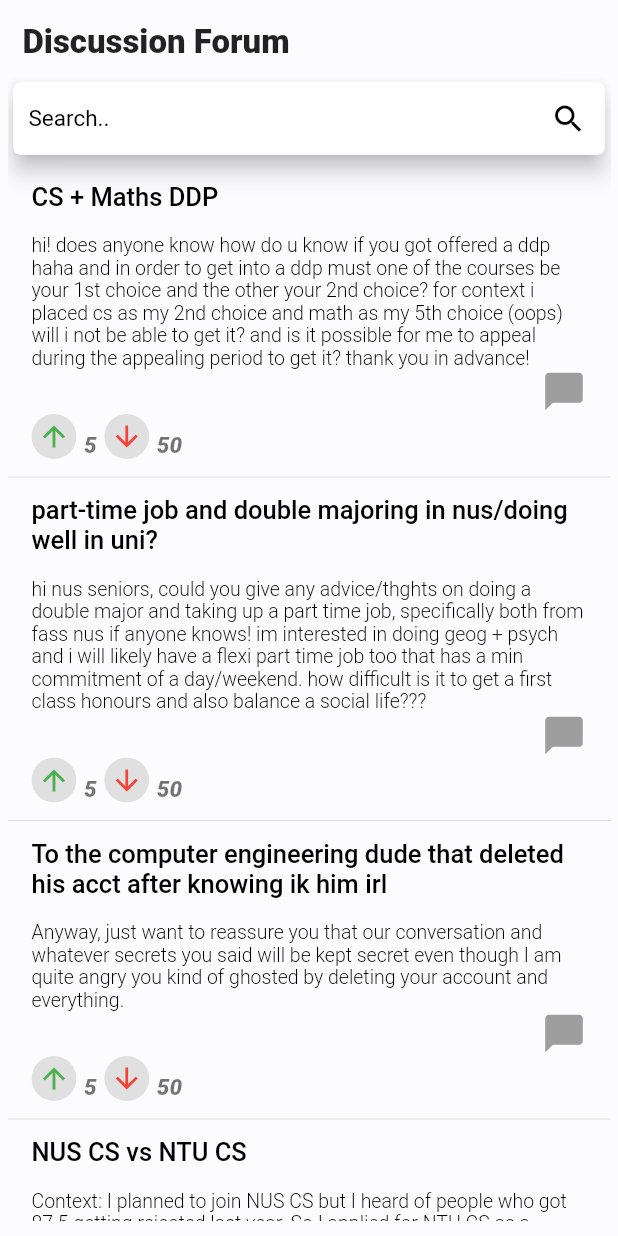
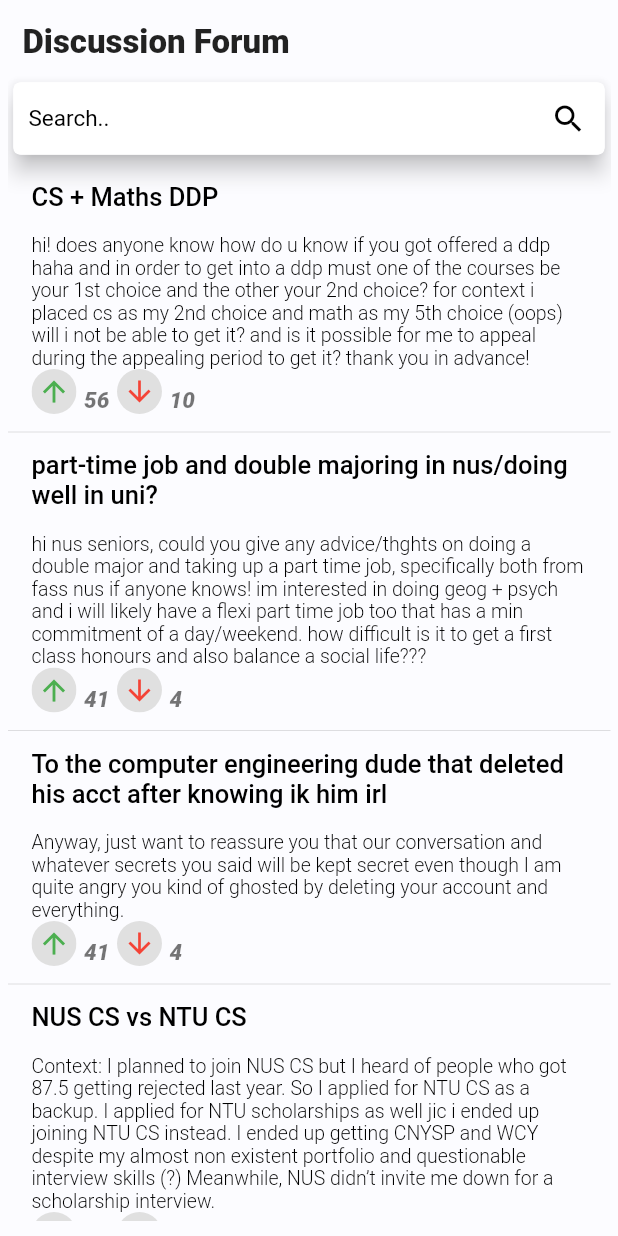
Before and after one commit to powzx/Community-At-NUS, a Flutter app: the SearchScreen widget shown alone on an empty page, opened directly, on a phone screen of 412 x 824 dp. Run offline on Flutter 3.47's test engine with Material 2 defaults, Android fonts, the phone set to English and light mode, and no system bars; our stand-ins replace cloud_firestore, firebase_auth, firebase_core, firebase_storage, font_awesome_flutter, image_picker and 2 more; accounts and stored records are empty.

Commit message:
not really any difference
ill continue tmr

```diff
--- a/community_nus_v1.0.0/lib/modulesSelectionPages/viewModules.dart
+++ b/community_nus_v1.0.0/lib/modulesSelectionPages/viewModules.dart
@@ -108,7 +108,7 @@ class _ViewModulesState extends State<ViewModules> {
                         ),
                         maxLines: 2,
                       ),
-                      SizedBox(width: 200.0,),
+                      SizedBox(width: 170.0,),
                       Text("(Click to add)",
                           style: TextStyle(
                             fontSize: 14,
--- a/community_nus_v1.0.0/lib/screens/discussionForum.dart
+++ b/community_nus_v1.0.0/lib/screens/discussionForum.dart
@@ -1,6 +1,7 @@
 import 'package:flutter/material.dart';
 import 'package:community_nus/settings/const.dart';
 import 'package:community_nus/settings/discussionForumItems.dart';
+import 'package:cloud_firestore/cloud_firestore.dart';
 
 class SearchScreen extends StatefulWidget {
   @override
@@ -107,21 +108,6 @@ class _SearchScreenState extends State<SearchScreen>
                         ),
                       ]),
                 ),
-
-                // subtitle: Row(
-                //   children: <Widget>[
-                //     Flexible(
-                //       child: Text(
-                //         "${thread['threads']}",
-                //         style: TextStyle(
-                //           fontSize: 13,
-                //           fontWeight: FontWeight.w300,
-                //         ),
-                //       ),
-                //     )
-                //   ],
-                // ),
-
                 subtitle: Row(
                   children: <Widget>[
                     Flexible(
@@ -149,7 +135,7 @@ class _SearchScreenState extends State<SearchScreen>
                               ),
                             ),
                             Text(
-                              "5",
+                              "${thread['upvote']}",
                               style: TextStyle(
                                 fontSize: 15,
                                 fontStyle: FontStyle.italic,
@@ -175,21 +161,13 @@ class _SearchScreenState extends State<SearchScreen>
                               ),
                             ),
                             Text(
-                              "50",
+                              "${thread['downvote']}",
                               style: TextStyle(
                                 fontSize: 15,
                                 fontStyle: FontStyle.italic,
                                 fontWeight: FontWeight.w800,
                               ),
                             ),
-                            Align(
-                              alignment: Alignment.bottomRight,
-                              child: Icon(
-                                Icons.chat_bubble,
-                                color: Colors.grey,
-                                size: 30.0,
-                              ),
-                            )
                           ]),
                     )
                   ],
--- a/community_nus_v1.0.0/lib/settings/discussionForumItems.dart
+++ b/community_nus_v1.0.0/lib/settings/discussionForumItems.dart
@@ -1,30 +1,48 @@
 import 'package:flutter/material.dart';
+import 'dart:io';
+import 'package:cloud_firestore/cloud_firestore.dart';
+import 'package:firebase_storage/firebase_storage.dart' as firebase_storage;
+import 'package:flutter/material.dart';
+import 'package:image_picker/image_picker.dart';
+import 'package:path_provider/path_provider.dart';
+import 'package:path/path.dart';
+
 
 List<Map> disussionForum = [
   {
     "title": "CS + Maths DDP",
     "threads":
         "hi! does anyone know how do u know if you got offered a ddp haha and in order to get into a ddp must one of the courses be your 1st choice and the other your 2nd choice? for context i placed cs as my 2nd choice and math as my 5th choice (oops) will i not be able to get it? and is it possible for me to appeal during the appealing period to get it? thank you in advance!",
+    "upvote": "56",
+    "downvote": "10",
   },
   {
     "title": "part-time job and double majoring in nus/doing well in uni?",
     "threads":
         "hi nus seniors, could you give any advice/thghts on doing a double major and taking up a part time job, specifically both from fass nus if anyone knows! im interested in doing geog + psych and i will likely have a flexi part time job too that has a min commitment of a day/weekend. how difficult is it to get a first class honours and also balance a social life??? ",
+    "upvote": "41",
+    "downvote": "4",
   },
   {
     "title":
         "To the computer engineering dude that deleted his acct after knowing ik him irl",
     "threads":
         "Anyway, just want to reassure you that our conversation and whatever secrets you said will be kept secret even though I am quite angry you kind of ghosted by deleting your account and everything. ",
+    "upvote": "41",
+    "downvote": "4",
   },
   {
     "title": "NUS CS vs NTU CS",
     "threads":
         "Context: I planned to join NUS CS but I heard of people who got 87.5 getting rejected last year. So I applied for NTU CS as a backup. I applied for NTU scholarships as well jic i ended up joining NTU CS instead. I ended up getting CNYSP and WCY despite my almost non existent portfolio and questionable interview skills (?) Meanwhile, NUS didn’t invite me down for a scholarship interview.",
+    "upvote": "41",
+    "downvote": "4",
   },
   {
     "title": "PH2211 Philosophy of Religion",
     "threads":
         "Has anyone taken this mod? How is the workload and content? The earliest review on NUSMods is 6 years so looking for an updated review.",
+    "upvote": "41",
+    "downvote": "4",
   },
 ];
```
